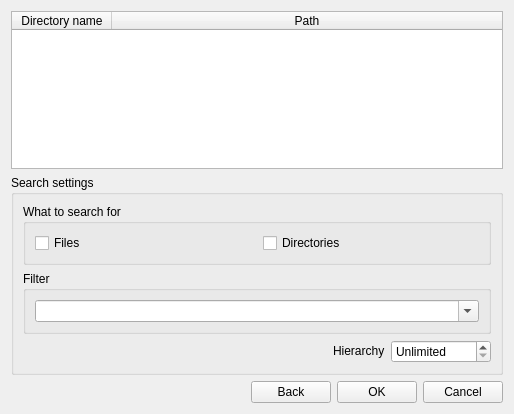
First picture: the form in widgets/DialogDroppedDir.ui, repository Takashi-Inoue/FileRenamer_Archived, before the edit.
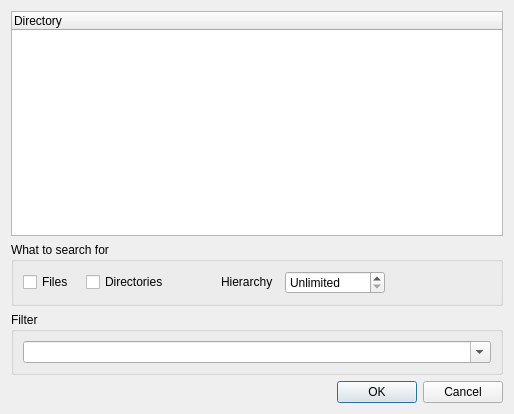
Second picture: the form after the edit. The open tabs and pages were chosen to show the change. Icons and pictures are not drawn.

Patch:
```diff
--- a/widgets/DialogDroppedDir.ui
+++ b/widgets/DialogDroppedDir.ui
@@ -13,136 +13,23 @@
   <property name="windowTitle">
    <string>Register / Search</string>
   </property>
-  <layout class="QVBoxLayout" name="verticalLayout_4" stretch="1,0,0">
-   <item>
-    <widget class="QTableWidget" name="tableWidget">
-     <property name="sizePolicy">
-      <sizepolicy hsizetype="Expanding" vsizetype="Expanding">
-       <horstretch>0</horstretch>
-       <verstretch>0</verstretch>
-      </sizepolicy>
-     </property>
-     <property name="focusPolicy">
-      <enum>Qt::NoFocus</enum>
-     </property>
-     <property name="editTriggers">
-      <set>QAbstractItemView::NoEditTriggers</set>
-     </property>
-     <property name="selectionMode">
-      <enum>QAbstractItemView::NoSelection</enum>
-     </property>
-     <property name="selectionBehavior">
-      <enum>QAbstractItemView::SelectRows</enum>
-     </property>
-     <property name="horizontalScrollMode">
-      <enum>QAbstractItemView::ScrollPerPixel</enum>
-     </property>
-     <attribute name="horizontalHeaderStretchLastSection">
-      <bool>true</bool>
-     </attribute>
-     <attribute name="verticalHeaderVisible">
-      <bool>false</bool>
-     </attribute>
-     <column>
-      <property name="text">
-       <string>Directory name</string>
-      </property>
-     </column>
-     <column>
-      <property name="text">
-       <string>Path</string>
-      </property>
-     </column>
-    </widget>
-   </item>
-   <item>
-    <widget class="QStackedWidget" name="stackedWidget">
-     <property name="currentIndex">
-      <number>0</number>
-     </property>
-     <widget class="QWidget" name="pageChooseOperation">
       <layout class="QVBoxLayout" name="verticalLayout">
        <item>
-        <widget class="QPushButton" name="pushButtonRegisterDir">
-         <property name="text">
-          <string>Register directories</string>
-         </property>
-         <property name="icon">
-          <iconset resource="../images.qrc">
-           <normaloff>:/res/icons/folder-3.ico</normaloff>:/res/icons/folder-3.ico</iconset>
-         </property>
-         <property name="iconSize">
-          <size>
-           <width>32</width>
-           <height>32</height>
-          </size>
-         </property>
-        </widget>
-       </item>
-       <item>
-        <widget class="QPushButton" name="pushButtonSearch">
+    <widget class="QTreeWidget" name="treeWidget">
+     <property name="columnCount">
+      <number>1</number>
+     </property>
+     <column>
          <property name="text">
-          <string>Go to the search settings</string>
+       <string>Directory</string>
          </property>
          <property name="icon">
           <iconset resource="../images.qrc">
-           <normaloff>:/res/icons/system-search-6.ico</normaloff>:/res/icons/system-search-6.ico</iconset>
-         </property>
-         <property name="iconSize">
-          <size>
-           <width>32</width>
-           <height>32</height>
-          </size>
-         </property>
-        </widget>
-       </item>
-       <item>
-        <spacer name="verticalSpacer">
-         <property name="orientation">
-          <enum>Qt::Vertical</enum>
-         </property>
-         <property name="sizeHint" stdset="0">
-          <size>
-           <width>20</width>
-           <height>40</height>
-          </size>
-         </property>
-        </spacer>
-       </item>
-      </layout>
-     </widget>
-     <widget class="QWidget" name="pageSearchSettings">
-      <layout class="QVBoxLayout" name="verticalLayout_3">
-       <property name="spacing">
-        <number>6</number>
-       </property>
-       <property name="leftMargin">
-        <number>0</number>
-       </property>
-       <property name="topMargin">
-        <number>0</number>
-       </property>
-       <property name="rightMargin">
-        <number>0</number>
-       </property>
-       <property name="bottomMargin">
-        <number>0</number>
-       </property>
-       <item>
-        <widget class="QGroupBox" name="groupBox_3">
-         <property name="sizePolicy">
-          <sizepolicy hsizetype="Preferred" vsizetype="Fixed">
-           <horstretch>0</horstretch>
-           <verstretch>0</verstretch>
-          </sizepolicy>
-         </property>
-         <property name="title">
-          <string>Search settings</string>
-         </property>
-         <property name="flat">
-          <bool>true</bool>
-         </property>
-         <layout class="QVBoxLayout" name="verticalLayout_2">
+        <normaloff>:/icons/folder</normaloff>:/icons/folder</iconset>
+      </property>
+     </column>
+    </widget>
+   </item>
           <item>
            <widget class="QGroupBox" name="groupBox">
             <property name="sizePolicy">
@@ -192,6 +79,65 @@
                </property>
               </widget>
              </item>
+      <item>
+       <layout class="QHBoxLayout" name="horizontalLayout_3">
+        <item>
+         <spacer name="horizontalSpacer">
+          <property name="orientation">
+           <enum>Qt::Horizontal</enum>
+          </property>
+          <property name="sizeType">
+           <enum>QSizePolicy::Fixed</enum>
+          </property>
+          <property name="sizeHint" stdset="0">
+           <size>
+            <width>40</width>
+            <height>20</height>
+           </size>
+          </property>
+         </spacer>
+        </item>
+        <item>
+         <widget class="QLabel" name="label">
+          <property name="sizePolicy">
+           <sizepolicy hsizetype="Preferred" vsizetype="Fixed">
+            <horstretch>0</horstretch>
+            <verstretch>0</verstretch>
+           </sizepolicy>
+          </property>
+          <property name="text">
+           <string>Hierarchy</string>
+          </property>
+         </widget>
+        </item>
+        <item>
+         <widget class="QSpinBox" name="spinBoxHierarchy">
+          <property name="minimumSize">
+           <size>
+            <width>100</width>
+            <height>0</height>
+           </size>
+          </property>
+          <property name="specialValueText">
+           <string>Unlimited</string>
+          </property>
+         </widget>
+        </item>
+       </layout>
+      </item>
+      <item>
+       <spacer name="horizontalSpacer_3">
+        <property name="orientation">
+         <enum>Qt::Horizontal</enum>
+        </property>
+        <property name="sizeHint" stdset="0">
+         <size>
+          <width>40</width>
+          <height>20</height>
+         </size>
+        </property>
+       </spacer>
+      </item>
             </layout>
            </widget>
           </item>
@@ -230,56 +176,6 @@
            </widget>
           </item>
           <item>
-           <layout class="QHBoxLayout" name="horizontalLayout_3">
-            <item>
-             <spacer name="horizontalSpacer">
-              <property name="orientation">
-               <enum>Qt::Horizontal</enum>
-              </property>
-              <property name="sizeHint" stdset="0">
-               <size>
-                <width>40</width>
-                <height>20</height>
-               </size>
-              </property>
-             </spacer>
-            </item>
-            <item>
-             <widget class="QLabel" name="label">
-              <property name="sizePolicy">
-               <sizepolicy hsizetype="Preferred" vsizetype="Fixed">
-                <horstretch>0</horstretch>
-                <verstretch>0</verstretch>
-               </sizepolicy>
-              </property>
-              <property name="text">
-               <string>Hierarchy</string>
-              </property>
-             </widget>
-            </item>
-            <item>
-             <widget class="QSpinBox" name="spinBoxHierarchy">
-              <property name="minimumSize">
-               <size>
-                <width>100</width>
-                <height>0</height>
-               </size>
-              </property>
-              <property name="specialValueText">
-               <string>Unlimited</string>
-              </property>
-             </widget>
-            </item>
-           </layout>
-          </item>
-         </layout>
-        </widget>
-       </item>
-      </layout>
-     </widget>
-    </widget>
-   </item>
-   <item>
     <layout class="QHBoxLayout" name="horizontalLayout_4">
      <item>
       <spacer name="horizontalSpacer_2">
@@ -294,13 +190,6 @@
        </property>
       </spacer>
      </item>
-     <item>
-      <widget class="QPushButton" name="pushButtonBack">
-       <property name="text">
-        <string>Back</string>
-       </property>
-      </widget>
-     </item>
      <item>
       <widget class="QPushButton" name="pushButtonOk">
        <property name="text">
```
Left out of the diff: 23 changed lines with no effect on the pictures. Lines whose indentation alone changed are shown as unchanged.
